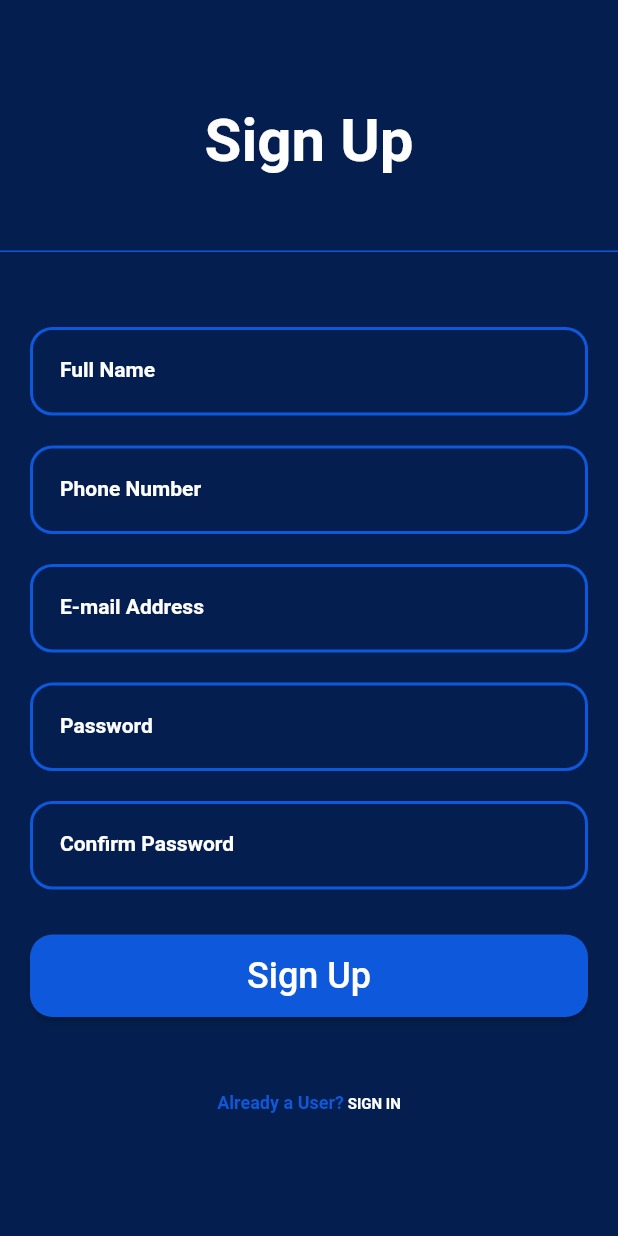
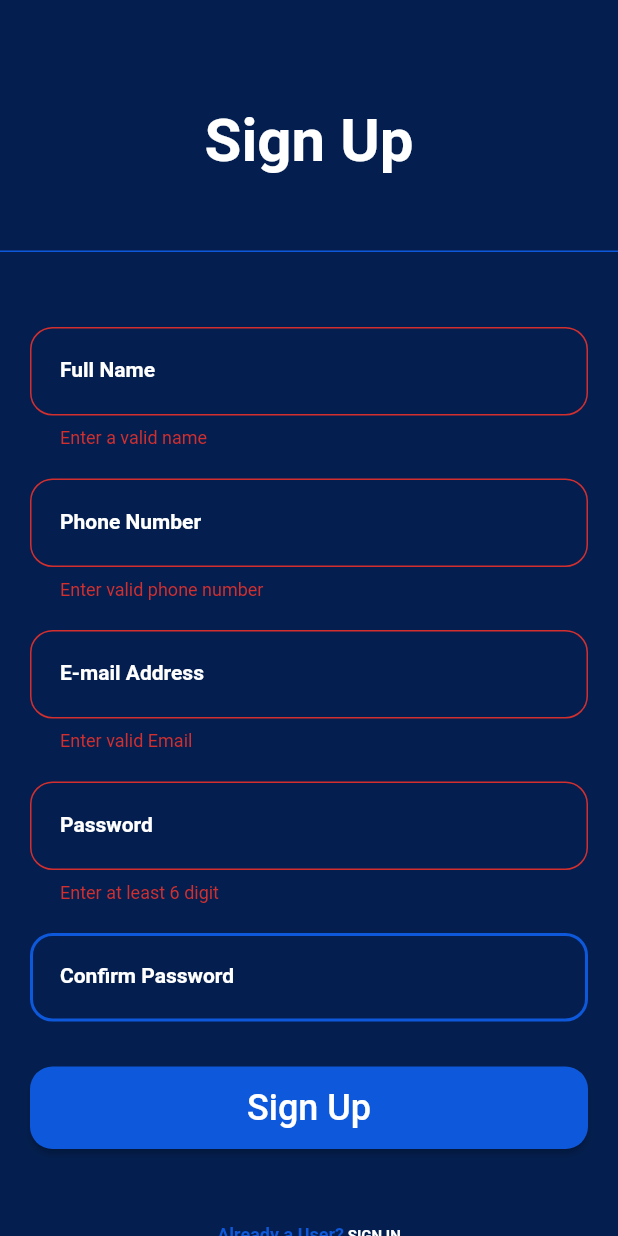
Before and after one commit to justdeepaktiwari/mailapp01, a Flutter app: the SignUpScreen screen opened directly, after a tap on "Sign Up", on a phone screen of 412 x 824 dp. Run offline on Flutter 3.47's test engine with Material 2 defaults, Android fonts, the phone set to English and light mode, and no system bars; our stand-ins replace email_validator, lite_rolling_switch, shared_preferences; accounts and stored records are empty.

Commit message:
Validation added

```diff
--- /dev/null
+++ b/lib/api/api_endpoints.dart
@@ -0,0 +1,7 @@
+class ApiEndpoints {
+  static const String baseUrl = 'https://api.mailbx.app/api';
+
+  static const String login = '/login';
+  static const String register = '/register';
+  static const String logout = '/logout';
+}
--- a/lib/providers/auth_provider.dart
+++ b/lib/providers/auth_provider.dart
@@ -1,41 +1,16 @@
 import 'package:flutter/material.dart';
-import 'package:shared_preferences/shared_preferences.dart';
 
 class AuthProvider with ChangeNotifier {
   bool _isLoggedIn = false;
   bool get isLoggedIn => _isLoggedIn;
 
-  void checkLoginStatus() async {
-    _isLoggedIn = await getBoolValuesSF("isLoggedIn");
-    notifyListeners();
-  }
-
-  Future<void> login() async {
-    // Perform your login logic here
-    // Update the _isLoggedIn value accordingly
-
-    addBoolToSF("isLoggedIn", true);
+  login() {
     _isLoggedIn = true;
     notifyListeners();
   }
 
-  Future<void> logout() async {
-    // Perform your logout logic here
-    // Update the _isLoggedIn value accordingly
-    addBoolToSF("isLoggedIn", false);
+  logout() async {
     _isLoggedIn = false;
     notifyListeners();
   }
-
-  getBoolValuesSF(String key) async {
-    SharedPreferences prefs = await SharedPreferences.getInstance();
-    //Return bool
-    bool boolValue = prefs.getBool(key) ?? false;
-    return boolValue;
-  }
-
-  addBoolToSF(String key, bool value) async {
-    SharedPreferences prefs = await SharedPreferences.getInstance();
-    prefs.setBool(key, value);
-  }
 }
--- a/lib/screens/auth/signin_screen.dart
+++ b/lib/screens/auth/signin_screen.dart
@@ -111,9 +111,7 @@ class _SignInScreenState extends State<SignInScreen> {
                       buttonName: "Sign In",
                       onPressed: () async {
                         auth.login();
-                        final bool isLoggedin =
-                            await auth.getBoolValuesSF("isLoggedIn");
-                        if (isLoggedin) {
+                        if (auth.isLoggedIn) {
                           // ignore: use_build_context_synchronously
                           Navigator.pushReplacement(
                             context,
--- a/lib/screens/auth/signup_screen.dart
+++ b/lib/screens/auth/signup_screen.dart
@@ -1,8 +1,12 @@
 import 'package:flutter/material.dart';
 import 'package:mailapp01/providers/auth_provider.dart';
 import 'package:mailapp01/screens/auth/signin_screen.dart';
+import 'package:mailapp01/services/auth/auth_service.dart';
+import 'package:mailapp01/services/auth/register_body.dart';
 import 'package:mailapp01/utils/constants.dart';
+import 'package:mailapp01/widgets/processing_dialog.dart';
 import 'package:provider/provider.dart';
+import 'package:email_validator/email_validator.dart';
 
 import '../../widgets/button.dart';
 import '../../widgets/text_diffrent_color.dart';
@@ -16,11 +20,21 @@ class SignUpScreen extends StatefulWidget {
 }
 
 class _SignUpScreenState extends State<SignUpScreen> {
+  bool _isValidEmail = false;
+  bool _isValidPhone = false;
+  bool _isValidPassword = false;
+  bool _isValidCnfPassword = false;
+  bool _isValidName = false;
+
+  String phoneError = "Enter valid phone number";
+  String emailError = "Enter valid Email";
+
   TextEditingController name = TextEditingController();
   TextEditingController phone = TextEditingController();
   TextEditingController emailAddress = TextEditingController();
   TextEditingController password = TextEditingController();
   TextEditingController confirmPassword = TextEditingController();
+
   @override
   Widget build(BuildContext context) {
     final auth = Provider.of<AuthProvider>(context);
@@ -72,6 +86,7 @@ class _SignUpScreenState extends State<SignUpScreen> {
                       editingController: name,
                       isPasswordType: false,
                       textInputType: TextInputType.text,
+                      errorText: _isValidName ? "Enter a valid name" : null,
                     ),
                     const SizedBox(
                       height: 20,
@@ -82,6 +97,7 @@ class _SignUpScreenState extends State<SignUpScreen> {
                       editingController: phone,
                       isPasswordType: false,
                       textInputType: TextInputType.phone,
+                      errorText: _isValidPhone ? phoneError : null,
                     ),
                     const SizedBox(
                       height: 20,
@@ -92,6 +108,7 @@ class _SignUpScreenState extends State<SignUpScreen> {
                       editingController: emailAddress,
                       isPasswordType: false,
                       textInputType: TextInputType.emailAddress,
+                      errorText: _isValidEmail ? emailError : null,
                     ),
                     const SizedBox(
                       height: 20,
@@ -102,6 +119,8 @@ class _SignUpScreenState extends State<SignUpScreen> {
                       editingController: password,
                       isPasswordType: true,
                       textInputType: TextInputType.visiblePassword,
+                      errorText:
+                          _isValidPassword ? "Enter at least 6 digit" : null,
                     ),
                     const SizedBox(
                       height: 20,
@@ -112,6 +131,9 @@ class _SignUpScreenState extends State<SignUpScreen> {
                       editingController: confirmPassword,
                       isPasswordType: true,
                       textInputType: TextInputType.visiblePassword,
+                      errorText: _isValidCnfPassword
+                          ? "Password doesn't matched"
+                          : null,
                     ),
                     const SizedBox(
                       height: 10,
@@ -123,8 +145,46 @@ class _SignUpScreenState extends State<SignUpScreen> {
                     ),
                     ButtonWidget(
                       buttonName: "Sign Up",
-                      onPressed: () {
-                        auth.login();
+                      onPressed: () async {
+                        _isValidEmail = !EmailValidator.validate(
+                          emailAddress.text,
+                        );
+
+                        _isValidPassword = password.text.length < 6;
+                        _isValidCnfPassword =
+                            password.text != confirmPassword.text;
+                        _isValidPhone = phone.text.length != 10;
+                        _isValidName = name.text == '';
+
+                        bool fieldCheck = _isValidEmail ||
+                            _isValidPassword ||
+                            _isValidCnfPassword ||
+                            _isValidPhone ||
+                            _isValidName;
+
+                        if (fieldCheck) {
+                          setState(() {});
+                          return;
+                        }
+
+                        _showRegistrationDialog();
+
+                        final response = await AuthService.registerUser(
+                          RegisterBody(
+                            name.text,
+                            emailAddress.text,
+                            phone.text,
+                            password.text,
+                            confirmPassword.text,
+                          ),
+                        );
+
+                        if (response["success"]) {
+                          auth.login();
+                        } else {}
+
+                        // ignore: use_build_context_synchronously
+                        Navigator.of(context).pop();
                       },
                     ),
                     const SizedBox(
@@ -156,4 +216,14 @@ class _SignUpScreenState extends State<SignUpScreen> {
       ),
     );
   }
+
+  void _showRegistrationDialog() {
+    showDialog(
+      context: context,
+      barrierDismissible: false,
+      builder: (BuildContext context) {
+        return const ProcessingDialog();
+      },
+    );
+  }
 }
--- /dev/null
+++ b/lib/services/auth/auth_service.dart
@@ -0,0 +1,61 @@
+import 'package:mailapp01/api/api_endpoints.dart';
+import 'package:mailapp01/api/api_helpers.dart';
+import 'package:mailapp01/providers/auth_provider.dart';
+import 'package:mailapp01/services/auth/login_body.dart';
+import 'package:mailapp01/services/auth/register_body.dart';
+import 'package:mailapp01/utils/shared_preferences_utils.dart';
+import 'package:provider/provider.dart';
+
+class AuthService {
+  Map<String, dynamic> registerBody = {
+    "name": null,
+    "email": null,
+    "phone_number": null,
+    "password": null,
+    "password_confirmation": null,
+  };
+
+  Map<String, dynamic> loginBody = {
+    "email": null,
+    "password": null,
+  };
+
+  static Future<Map<String, dynamic>> registerUser(
+    RegisterBody registerBody,
+  ) async {
+    final response = await ApiHelper.post(
+      ApiEndpoints.register,
+      registerBody.bodyData(),
+    );
+
+    if (response.statusCode == 200) {
+      await SharedPreferencesUtils.addBoolToSF("isLoggedin", true);
+      return {
+        "success": true,
+        "messsage": "User Registered Sucess!",
+      };
+    } else if (response.statusCode == 422) {
+      return {
+        "success": true,
+        "messsage": "User Registered Sucess!",
+      };
+    }
+
+    return {
+      "success": false,
+      "messsage": "Error encountry try again!",
+    };
+  }
+
+  static Future<void> loginUser(LoginBody loginBody) async {
+    final response = await ApiHelper.post(
+      ApiEndpoints.login,
+      loginBody.bodyData(),
+    );
+  }
+
+  static Future<void> logoutUser(String token) async {
+    final body = {"token": token};
+    final response = await ApiHelper.post(ApiEndpoints.logout, body);
+  }
+}
--- /dev/null
+++ b/lib/services/auth/login_body.dart
@@ -0,0 +1,16 @@
+class LoginBody {
+  final String email;
+  final String password;
+
+  LoginBody(
+    this.email,
+    this.password,
+  );
+
+  Map<String, dynamic> bodyData() {
+    return {
+      "email": email,
+      "password": password,
+    };
+  }
+}
--- /dev/null
+++ b/lib/services/auth/register_body.dart
@@ -0,0 +1,25 @@
+class RegisterBody {
+  final String name;
+  final String email;
+  final String phoneNumber;
+  final String password;
+  final String passwordConfirmation;
+
+  RegisterBody(
+    this.name,
+    this.email,
+    this.phoneNumber,
+    this.password,
+    this.passwordConfirmation,
+  );
+
+  Map<String, dynamic> bodyData() {
+    return {
+      "name": name,
+      "email": email,
+      "phone": phoneNumber,
+      "password": password,
+      "password_confirmation": passwordConfirmation,
+    };
+  }
+}
--- a/lib/widgets/text_field.dart
+++ b/lib/widgets/text_field.dart
@@ -3,6 +3,8 @@ import 'package:mailapp01/utils/constants.dart';
 
 // ignore: must_be_immutable
 class TextFieldWidget extends StatelessWidget {
+  final String? errorText;
+
   final String labelText;
   final bool isPasswordType;
   TextEditingController editingController;
@@ -14,6 +16,7 @@ class TextFieldWidget extends StatelessWidget {
     required this.editingController,
     required this.isPasswordType,
     required this.textInputType,
+    this.errorText,
   });
 
   @override
@@ -24,13 +27,14 @@ class TextFieldWidget extends StatelessWidget {
       enableSuggestions: true,
       autocorrect: true,
       keyboardType: textInputType,
-      style: const TextStyle(color: AppConstants.appColor),
+      style: const TextStyle(color: AppConstants.white),
       decoration: InputDecoration(
         labelStyle: const TextStyle(
           color: AppConstants.white,
           fontSize: 14,
           fontWeight: FontWeight.bold,
         ),
+        errorText: errorText,
         labelText: labelText,
         floatingLabelBehavior: FloatingLabelBehavior.auto,
         border: OutlineInputBorder(
--- a/pubspec.yaml
+++ b/pubspec.yaml
@@ -38,6 +38,8 @@ dependencies:
   provider: ^6.0.5
   shared_preferences: ^2.1.2
   lite_rolling_switch: ^1.0.1
+  http: ^1.1.0
+  email_validator: ^2.1.17
 
 dev_dependencies:
   flutter_test:
```
Also changed, not shown: lib/api/api_helpers.dart (added, +35 -0 lines), lib/main.dart (+5 -2 lines), lib/screens/splash_screen.dart (+3 -4 lines), lib/services/user_service.dart (added, +8 -0 lines), lib/utils/screens_manage_utils.dart (deleted, +0 -28 lines), lib/utils/shared_preferences_utils.dart (added, +25 -0 lines), lib/widgets/processing_dialog.dart (added, +27 -0 lines), pubspec.lock.
